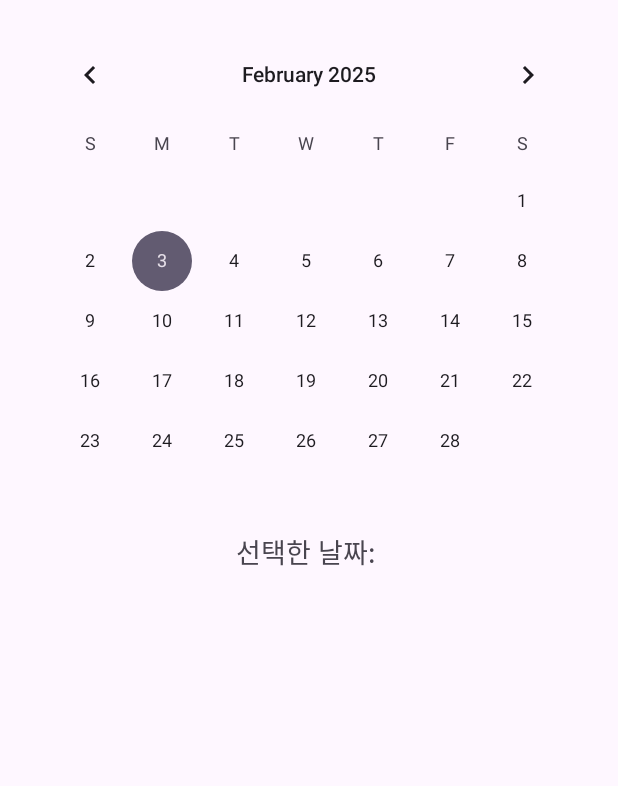
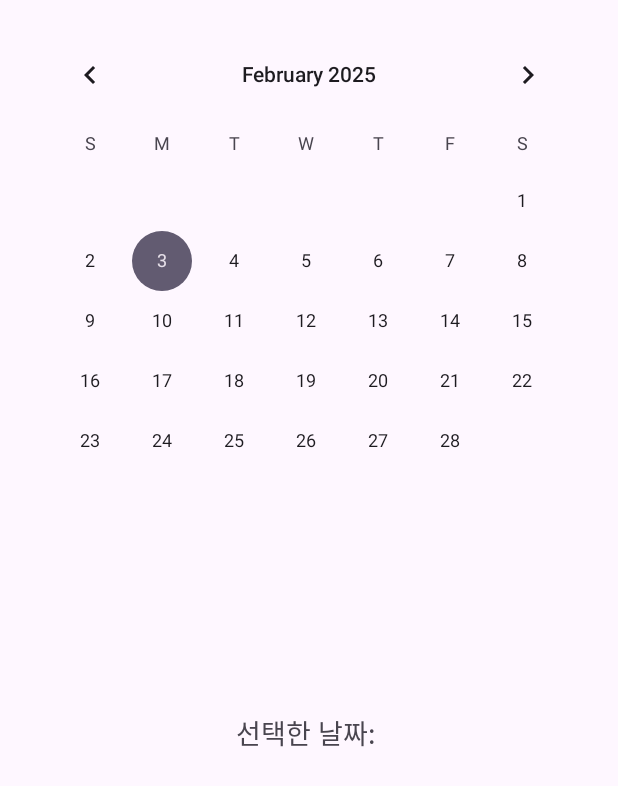
Before and after one commit to jungjae0821/UmaCalendar, an Android app: the layout activity_main.xml on its own in the app's theme, with its tools: preview values and no code run, on a phone screen of 412 x 824 dp. Shown: the top 786 px of the screen. Run offline under Robolectric (Android 15) with nearby library versions, the phone set to English and light mode, and no system bars.

Commit message:
텍스트박스 위치조정

```diff
--- a/app/src/main/res/layout/activity_main.xml
+++ b/app/src/main/res/layout/activity_main.xml
@@ -8,7 +8,8 @@
     <android.widget.CalendarView
         android:id="@+id/calendarView"
         android:layout_width="match_parent"
-        android:layout_height="wrap_content" />
+        android:layout_height="0dp"
+        android:layout_weight="3"/>
 
     <!-- 선택된 날짜 텍스트 -->
     <TextView
@@ -34,5 +35,6 @@
     <androidx.recyclerview.widget.RecyclerView
         android:id="@+id/studentRecyclerView"
         android:layout_width="match_parent"
-        android:layout_height="match_parent" />
+        android:layout_height="0dp"
+        android:layout_weight="2" />
 </LinearLayout>
```
